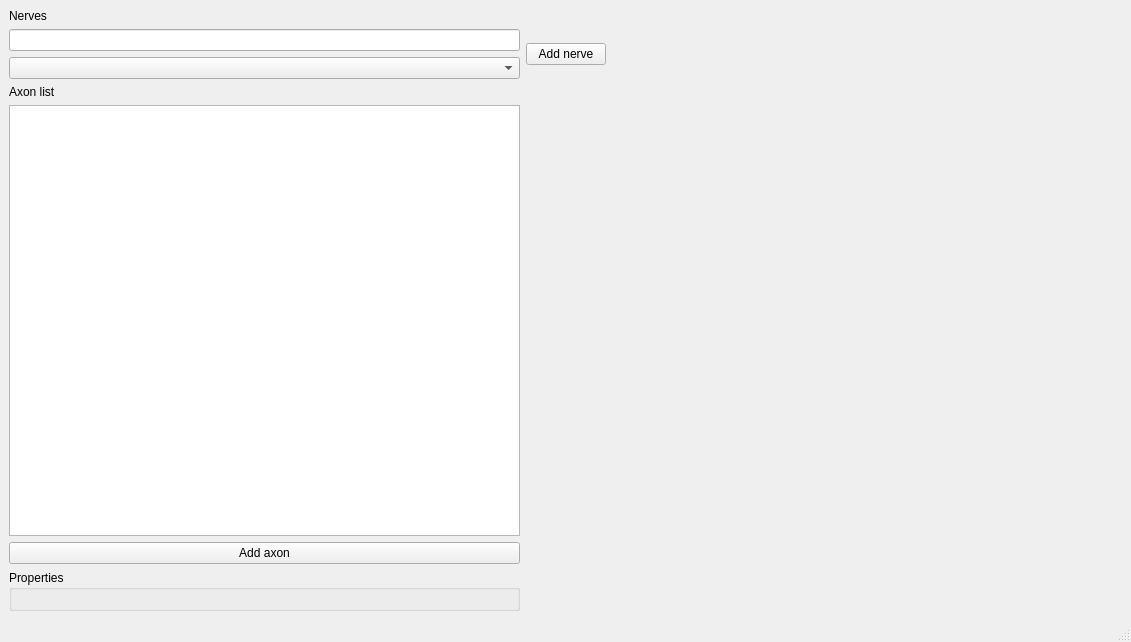
Above: ui_master_sim.ui from TheJRapp/PeriphNeuronStim before the change. Below: the same form after it.
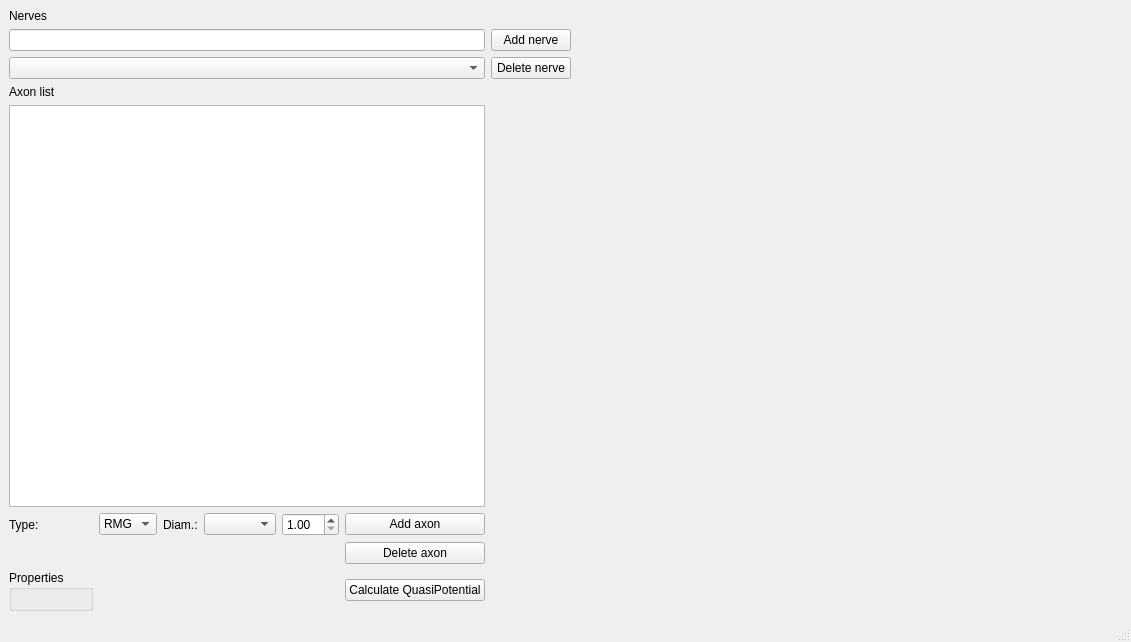
That is the form after the change.

Commit message: Nerve is visible in E-Field, can be moved in all directions but not yet turned or bended

Diff of the .ui file:
```diff
--- a/ui_master_sim.ui
+++ b/ui_master_sim.ui
@@ -15,58 +15,48 @@
   </property>
   <widget class="QWidget" name="centralwidget">
    <layout class="QGridLayout" name="gridLayout">
-    <item row="0" column="0">
+    <item row="6" column="5">
+     <widget class="QPushButton" name="delete_axon_button">
+      <property name="text">
+       <string>Delete axon</string>
+      </property>
+     </widget>
+    </item>
+    <item row="0" column="0" colspan="6">
      <widget class="QLabel" name="label_2">
       <property name="text">
        <string>Nerves</string>
       </property>
      </widget>
     </item>
-    <item row="0" column="2" rowspan="5">
-     <widget class="QWidget" name="e_field_widget" native="true">
-      <property name="sizePolicy">
-       <sizepolicy hsizetype="Expanding" vsizetype="Preferred">
-        <horstretch>0</horstretch>
-        <verstretch>0</verstretch>
-       </sizepolicy>
-      </property>
-      <layout class="QVBoxLayout" name="e_field_layout"/>
-     </widget>
-    </item>
-    <item row="1" column="0">
-     <widget class="QLineEdit" name="nerve_name_line_edit"/>
-    </item>
-    <item row="1" column="1" rowspan="2">
-     <widget class="QPushButton" name="add_nerve_button">
-      <property name="enabled">
-       <bool>true</bool>
-      </property>
-      <property name="text">
-       <string>Add nerve</string>
-      </property>
-     </widget>
-    </item>
-    <item row="2" column="0">
-     <widget class="QComboBox" name="nerve_combo_box"/>
-    </item>
-    <item row="3" column="0">
+    <item row="3" column="0" colspan="6">
      <widget class="QLabel" name="label">
       <property name="text">
        <string>Axon list</string>
       </property>
      </widget>
     </item>
-    <item row="4" column="0">
-     <widget class="QListWidget" name="listWidget"/>
+    <item row="2" column="0" colspan="6">
+     <widget class="QComboBox" name="nerve_combo_box"/>
     </item>
-    <item row="5" column="0">
-     <widget class="QPushButton" name="add_axon_button">
+    <item row="5" column="2">
+     <widget class="QLabel" name="label_4">
       <property name="text">
-       <string>Add axon</string>
+       <string>Diam.:</string>
       </property>
      </widget>
     </item>
-    <item row="5" column="2" rowspan="2">
+    <item row="5" column="4">
+     <widget class="QDoubleSpinBox" name="axon_diam_spin_box">
+      <property name="minimum">
+       <double>1.000000000000000</double>
+      </property>
+      <property name="maximum">
+       <double>20.000000000000000</double>
+      </property>
+     </widget>
+    </item>
+    <item row="5" column="7" rowspan="3">
      <widget class="QWidget" name="axon_potential_widget" native="true">
       <property name="sizePolicy">
        <sizepolicy hsizetype="Expanding" vsizetype="Preferred">
@@ -77,7 +67,49 @@
       <layout class="QVBoxLayout" name="potential_layout"/>
      </widget>
     </item>
-    <item row="6" column="0">
+    <item row="5" column="3">
+     <widget class="QComboBox" name="axon_diam_combo_box"/>
+    </item>
+    <item row="5" column="5">
+     <widget class="QPushButton" name="add_axon_button">
+      <property name="text">
+       <string>Add axon</string>
+      </property>
+     </widget>
+    </item>
+    <item row="5" column="0">
+     <widget class="QLabel" name="label_3">
+      <property name="text">
+       <string>Type:</string>
+      </property>
+     </widget>
+    </item>
+    <item row="1" column="0" colspan="6">
+     <widget class="QLineEdit" name="nerve_name_line_edit"/>
+    </item>
+    <item row="4" column="0" colspan="6">
+     <widget class="QListView" name="axon_list_view"/>
+    </item>
+    <item row="5" column="1">
+     <widget class="QComboBox" name="axon_type_combo_box">
+      <item>
+       <property name="text">
+        <string>RMG</string>
+       </property>
+      </item>
+      <item>
+       <property name="text">
+        <string>MHH</string>
+       </property>
+      </item>
+      <item>
+       <property name="text">
+        <string>HH</string>
+       </property>
+      </item>
+     </widget>
+    </item>
+    <item row="7" column="0">
      <widget class="QGroupBox" name="groupBox">
       <property name="title">
        <string>Properties</string>
@@ -85,6 +117,41 @@
       <layout class="QVBoxLayout" name="property_layout"/>
      </widget>
     </item>
+    <item row="2" column="6">
+     <widget class="QPushButton" name="delete_nerve_button">
+      <property name="text">
+       <string>Delete nerve</string>
+      </property>
+     </widget>
+    </item>
+    <item row="1" column="6">
+     <widget class="QPushButton" name="add_nerve_button">
+      <property name="enabled">
+       <bool>true</bool>
+      </property>
+      <property name="text">
+       <string>Add nerve</string>
+      </property>
+     </widget>
+    </item>
+    <item row="0" column="7" rowspan="5">
+     <widget class="QWidget" name="e_field_widget" native="true">
+      <property name="sizePolicy">
+       <sizepolicy hsizetype="Expanding" vsizetype="Preferred">
+        <horstretch>0</horstretch>
+        <verstretch>0</verstretch>
+       </sizepolicy>
+      </property>
+      <layout class="QVBoxLayout" name="e_field_layout"/>
+     </widget>
+    </item>
+    <item row="7" column="5">
+     <widget class="QPushButton" name="quasipot_button">
+      <property name="text">
+       <string>Calculate QuasiPotential</string>
+      </property>
+     </widget>
+    </item>
    </layout>
   </widget>
   <widget class="QMenuBar" name="menubar">
```
The commit also changes 5 other files.
